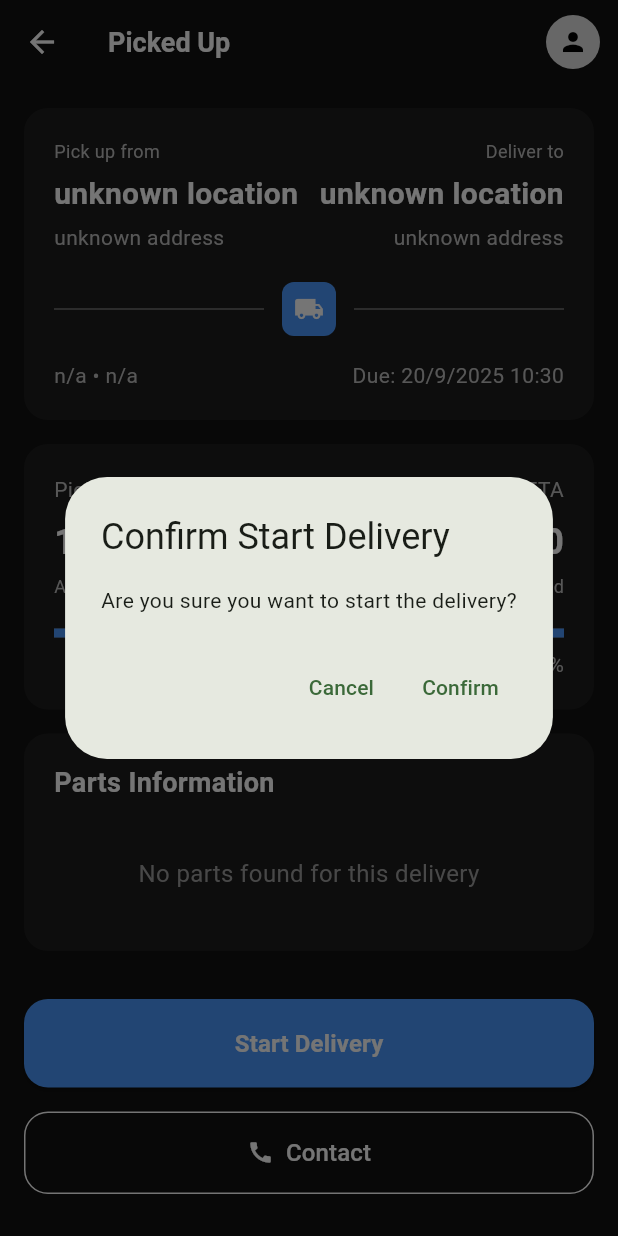
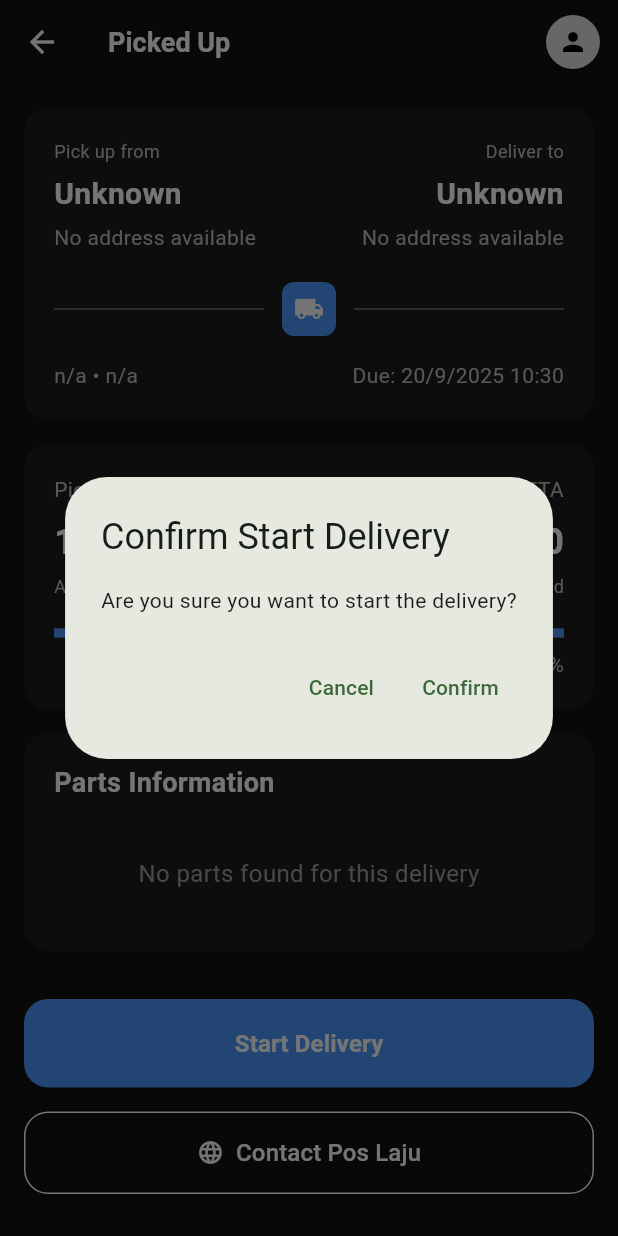
Before and after one commit to Chilliennn/greenstem, a Flutter app: the PickedUpPage screen opened directly with empty values, after a tap on "Start Delivery", on a phone screen of 412 x 824 dp. Run offline on Flutter 3.47's test engine with Material 3 defaults, Android fonts, the phone set to English and light mode, and no system bars; our stand-ins replace flutter_dotenv, flutter_riverpod, image_picker, shared_preferences, sqflite, sqflite_common_ffi and 1 more; accounts and stored records are empty.

Commit message:
fix: small bugs in picked_up.dart, added methods in location_service.dart

```diff
--- a/lib/domain/services/location_service.dart
+++ b/lib/domain/services/location_service.dart
@@ -1,46 +1,57 @@
 import 'dart:math' as math;
 import '../entities/location.dart';
 import '../repositories/location_repository.dart';
+
 
 // Add this extension
 extension _ListExtension<T> on List<T> {
   T? get firstOrNull => isEmpty ? null : first;
 }
 
+
 class LocationService {
   final LocationRepository _repository;
 
+
   LocationService(this._repository);
+
 
   // Stream-based reading (offline-first)
   Stream<List<Location>> watchAllLocations() {
     return _repository.watchAllLocations();
   }
 
+
   Stream<List<Location>> watchLocationsByType(String type) {
     return _repository.watchLocationsByType(type);
   }
 
+
   Stream<Location?> watchLocationById(String locationId) {
     return _repository.watchLocationById(locationId);
   }
+
 
   // Convenience streams for specific location types
   Stream<List<Location>> watchWarehouses() {
     return watchLocationsByType('warehouse');
   }
 
+
   Stream<List<Location>> watchCustomerLocations() {
     return watchLocationsByType('customer');
   }
+
 
   Stream<List<Location>> watchPickupLocations() {
     return watchLocationsByType('pickup');
   }
 
+
   Stream<List<Location>> watchDeliveryLocations() {
     return watchLocationsByType('delivery');
   }
+
 
   // Write operations (offline-first)
   Future<Location> createLocation(Location location) async {
@@ -51,6 +62,7 @@ class LocationService {
     }
   }
 
+
   Future<Location> updateLocation(Location location) async {
     try {
       return await _repository.updateLocation(location);
@@ -58,6 +70,7 @@ class LocationService {
       throw Exception('Failed to update location: $e');
     }
   }
+
 
   Future<void> deleteLocation(String locationId) async {
     try {
@@ -67,14 +80,17 @@ class LocationService {
     }
   }
 
+
   // Business logic methods
   Future<Location> updateCoordinates(String locationId, double latitude, double longitude) async {
     final locationStream = _repository.watchLocationById(locationId);
     final location = await locationStream.first;
 
+
     if (location == null) {
       throw Exception('Location not found');
     }
+
 
     final updatedLocation = location.copyWith(
       latitude: latitude,
@@ -82,56 +98,70 @@ class LocationService {
       updatedAt: DateTime.now(),
     );
 
+
     return await updateLocation(updatedLocation);
   }
+
 
   Future<Location> updateAddress(String locationId, String address) async {
     final locationStream = _repository.watchLocationById(locationId);
     final location = await locationStream.first;
 
+
     if (location == null) {
       throw Exception('Location not found');
     }
+
 
     final updatedLocation = location.copyWith(
       address: address,
       updatedAt: DateTime.now(),
     );
 
+
     return await updateLocation(updatedLocation);
   }
+
 
   Future<Location> updateLocationName(String locationId, String name) async {
     final locationStream = _repository.watchLocationById(locationId);
     final location = await locationStream.first;
 
+
     if (location == null) {
       throw Exception('Location not found');
     }
+
 
     final updatedLocation = location.copyWith(
       name: name,
       updatedAt: DateTime.now(),
     );
 
+
     return await updateLocation(updatedLocation);
   }
+
 
   Future<Location> updateLocationType(String locationId, String type) async {
     final locationStream = _repository.watchLocationById(locationId);
     final location = await locationStream.first;
 
+
     if (location == null) {
       throw Exception('Location not found');
     }
+
 
     final updatedLocation = location.copyWith(
       type: type,
       updatedAt: DateTime.now(),
     );
 
+
     return await updateLocation(updatedLocation);
   }
+
 
   // Get unique location types
   Future<List<String>> getLocationTypes() async {
@@ -146,11 +176,93 @@ class LocationService {
     return types;
   }
 
+
+  Future<String> getLocationName(String? locationId) async {
+    if (locationId == null || locationId.isEmpty) return 'Unknown';
+    try {
+      final location = await watchLocationById(locationId).first;
+      return location?.name ?? 'Unknown';
+    } catch (e) {
+      print('Error getting location name: $e');
+      return 'Unknown';
+    }
+  }
+
+
+  Future<String> getLocationAddress(String? locationId) async {
+    if (locationId == null || locationId.isEmpty) return 'No address available';
+    try {
+      final location = await watchLocationById(locationId).first;
+      return location?.address ?? 'No address available';
+    } catch (e) {
+      print('Error getting location address: $e');
+      return 'No address available';
+    }
+  }
+
+
+  Future<String> calculateDistanceAndTime(String? pickupLocationId, String? deliveryLocationId) async {
+    if (pickupLocationId == null || deliveryLocationId == null) {
+      return 'n/a • n/a';
+    }
+
+
+    try {
+      final pickupLocation = await watchLocationById(pickupLocationId).first;
+      final deliveryLocation = await watchLocationById(deliveryLocationId).first;
+
+
+      if (pickupLocation == null || deliveryLocation == null ||
+          !pickupLocation.hasCoordinates || !deliveryLocation.hasCoordinates) {
+        return 'n/a • n/a';
+      }
+
+
+      final distance = calculateDistance(pickupLocation, deliveryLocation);
+      if (distance == null) return 'n/a • n/a';
+
+
+      // Format distance
+      String formattedDistance;
+      if (distance < 1) {
+        formattedDistance = '${(distance * 1000).round()} m';
+      } else {
+        formattedDistance = '${distance.toStringAsFixed(1)} km';
+      }
+
+
+      // Calculate time (assuming 50 km/h average speed)
+      final timeHours = distance / 50.0;
+      final timeMinutes = (timeHours * 60).round();
+
+      String formattedTime;
+      if (timeMinutes < 60) {
+        formattedTime = '$timeMinutes min';
+      } else {
+        final hours = timeMinutes ~/ 60;
+        final remainingMinutes = timeMinutes % 60;
+        if (remainingMinutes == 0) {
+          formattedTime = '$hours hr';
+        } else {
+          formattedTime = '$hours hr $remainingMinutes min';
+        }
+      }
+
+
+      return '$formattedDistance • $formattedTime';
+    } catch (e) {
+      print('Error calculating distance and time: $e');
+      return 'n/a • n/a';
+    }
+  }
+
+
   // Calculate distance between two locations (if both have coordinates)
   double? calculateDistance(Location location1, Location location2) {
     if (!location1.hasCoordinates || !location2.hasCoordinates) {
       return null;
     }
+
 
     // Haversine formula for calculating distance between two points on Earth
     const double earthRadiusKm = 6371.0;
@@ -160,13 +272,16 @@ class LocationService {
     final deltaLatRad = (location2.latitude! - location1.latitude!) * (math.pi / 180);
     final deltaLonRad = (location2.longitude! - location1.longitude!) * (math.pi / 180);
 
+
     final a = math.pow(math.sin(deltaLatRad / 2), 2) +
         math.cos(lat1Rad) * math.cos(lat2Rad) *
-        math.pow(math.sin(deltaLonRad / 2), 2);
+            math.pow(math.sin(deltaLonRad / 2), 2);
     final c = 2 * math.asin(math.sqrt(a));
+
 
     return earthRadiusKm * c;
   }
+
 
   // Find nearest locations to a given location
   Future<List<Location>> findNearestLocations(Location targetLocation, {int limit = 5}) async {
@@ -174,8 +289,10 @@ class LocationService {
       throw Exception('Target location must have coordinates');
     }
 
+
     final allLocations = await _repository.getCachedLocations();
     final locationsWithDistances = <Map<String, dynamic>>[];
+
 
     for (final location in allLocations) {
       if (location.locationId != targetLocation.locationId && location.hasCoordinates) {
@@ -189,6 +306,7 @@ class LocationService {
       }
     }
 
+
     // Sort by distance and return the nearest ones
     locationsWithDistances.sort((a, b) => (a['distance'] as double).compareTo(b['distance'] as double));
 
@@ -197,6 +315,7 @@ class LocationService {
         .map((item) => item['location'] as Location)
         .toList();
   }
+
 
   // Sync operations
   Future<void> syncData() async {
@@ -208,5 +327,6 @@ class LocationService {
     }
   }
 
+
   Future<bool> hasNetworkConnection() => _repository.hasNetworkConnection();
 }
--- a/lib/presentation/widgets/delivery_detail/picked_up.dart
+++ b/lib/presentation/widgets/delivery_detail/picked_up.dart
@@ -26,6 +26,10 @@ import '../../../core/constants/app_colors.dart';
 import '../../../core/services/network_service.dart';
 import '../../../core/utils/distance_calculator.dart';
 import '../../providers/auth_provider.dart';
+import '../../../domain/services/location_service.dart';
+import '../../../data/repositories/location_repository_impl.dart';
+import '../../../data/datasources/local/local_location_database_service.dart';
+import '../../../data/datasources/remote/remote_location_datasource.dart';
 
 
 class PickedUpPage extends ConsumerStatefulWidget {
@@ -49,6 +53,8 @@ class _PickedUpPageState extends ConsumerState<PickedUpPage> {
   late final UserRepositoryImpl _userRepository;
   late final DeliveryPartRepositoryImpl _deliveryPartRepository;
   late final PartRepositoryImpl _partRepository;
+  late final LocationService _locationService;
+  late final LocationRepositoryImpl _locationRepository;
 
 
   bool _isUpdating = false;
@@ -102,6 +108,13 @@ class _PickedUpPageState extends ConsumerState<PickedUpPage> {
     _partRepository =
         PartRepositoryImpl(localPartDataSource, remotePartDataSource);
     _partService = PartService(_partRepository);
+
+
+    final localLocationDataSource = LocalLocationDatabaseService();
+    final remoteLocationDataSource = SupabaseLocationDataSource();
+    _locationRepository = LocationRepositoryImpl(
+        localLocationDataSource, remoteLocationDataSource);
+    _locationService = LocationService(_locationRepository);
   }
 
 
@@ -254,42 +267,10 @@ class _PickedUpPageState extends ConsumerState<PickedUpPage> {
 
 
   Future<String> _calculateDistanceAndTime() async {
-    if (_currentDelivery?.pickupLocation == null ||
-        _currentDelivery?.deliveryLocation == null) {
-      return 'n/a • n/a';
-    }
-
-
-    try {
-      final coordinates = await _deliveryService.getDeliveryCoordinates(
-        _currentDelivery!.pickupLocation!,
-        _currentDelivery!.deliveryLocation!,
+    return await _locationService.calculateDistanceAndTime(
+      _currentDelivery?.pickupLocation,
+      _currentDelivery?.deliveryLocation,
     );
-
-
-      final double? distance = await DistanceCalculator.calculateDistance(
-        coordinates['pickupLat'],
-        coordinates['pickupLon'],
-        coordinates['deliveryLat'],
-        coordinates['deliveryLon'],
-        useApi: false,
-      );
-
-
-      if (distance == null) return 'n/a • n/a'; // Null check
-
-
-      final formattedDistance = DistanceCalculator.formatDistance(distance);
-      final estimatedTimeMinutes = (distance * timePerKmMinutes).round();
-      final formattedTime = estimatedTimeMinutes < 60
-          ? '$estimatedTimeMinutes min'
-          : '${(estimatedTimeMinutes / 60).round()} hr';
-
-
-      return '$formattedDistance • $formattedTime';
-    } catch (e) {
-      return 'n/a • n/a';
-    }
   }
 
 
@@ -413,15 +394,11 @@ class _PickedUpPageState extends ConsumerState<PickedUpPage> {
                             ),
                             const SizedBox(height: 6),
                             FutureBuilder<String>(
-                              future: _deliveryService.getLocationName(
-                                  delivery.pickupLocation) ??
-                                  Future.value(
-                                      delivery.pickupLocation ?? 'Unknown'),
+                              future: _locationService
+                                  .getLocationName(delivery.pickupLocation),
                               builder: (context, snapshot) {
                                 return Text(
-                                  snapshot.data ??
-                                      delivery.pickupLocation ??
-                                      'Unknown',
+                                  snapshot.data ?? 'Unknown',
                                   style: const TextStyle(
                                     fontSize: 20,
                                     fontWeight: FontWeight.bold,
@@ -432,15 +409,15 @@ class _PickedUpPageState extends ConsumerState<PickedUpPage> {
                             ),
                             const SizedBox(height: 4),
                             FutureBuilder<String>(
-                              future: _deliveryService.getLocationAddress(
-                                  delivery.pickupLocation) ??
-                                  Future.value('Storage B'), // Assumed method
+                              future: _locationService
+                                  .getLocationAddress(delivery.pickupLocation),
                               builder: (context, snapshot) {
                                 return Text(
                                   snapshot.data ?? 'No address available',
                                   style: TextStyle(
                                     color: Colors.grey.shade400,
-                                      fontSize: 14),
+                                    fontSize: 14,
+                                  ),
                                 );
                               },
                             ),
@@ -461,15 +438,11 @@ class _PickedUpPageState extends ConsumerState<PickedUpPage> {
                             ),
                             const SizedBox(height: 6),
                             FutureBuilder<String>(
-                              future: _deliveryService.getLocationName(
-                                  delivery.deliveryLocation) ??
-                                  Future.value(
-                                      delivery.deliveryLocation ?? 'Unknown'),
+                              future: _locationService
+                                  .getLocationName(delivery.deliveryLocation),
                               builder: (context, snapshot) {
                                 return Text(
-                                  snapshot.data ??
-                                      delivery.deliveryLocation ??
-                                      'Unknown',
+                                  snapshot.data ?? 'Unknown',
                                   textAlign: TextAlign.right,
                                   style: const TextStyle(
                                     fontSize: 20,
@@ -481,16 +454,16 @@ class _PickedUpPageState extends ConsumerState<PickedUpPage> {
                             ),
                             const SizedBox(height: 4),
                             FutureBuilder<String>(
-                              future: _deliveryService.getLocationAddress(
-                                  delivery.deliveryLocation) ??
-                                  Future.value('Service Bay'), // Assumed method
+                              future: _locationService.getLocationAddress(
+                                  delivery.deliveryLocation),
                               builder: (context, snapshot) {
                                 return Text(
                                   snapshot.data ?? 'No address available',
                                   textAlign: TextAlign.right,
                                   style: TextStyle(
                                     color: Colors.grey.shade400,
-                                      fontSize: 14),
+                                    fontSize: 14,
+                                  ),
                                 );
                               },
                             ),
@@ -828,21 +801,35 @@ class _PickedUpPageState extends ConsumerState<PickedUpPage> {
             // Contact Button
             OutlinedButton.icon(
               onPressed: () async {
-                final url = 'https://wa.me/60163399999';
-                if (await canLaunch(url)) {
-                  await launch(url);
+                const url = 'https://www.poslaju.com.my/';
+                try {
+                  if (await canLaunchUrl(Uri.parse(url))) {
+                    await launchUrl(Uri.parse(url),
+                        mode: LaunchMode.externalApplication);
                   } else {
+                    if (mounted) {
                       ScaffoldMessenger.of(context).showSnackBar(
                         const SnackBar(
-                      content: Text('Could not open WhatsApp'),
+                          content: Text('Could not open Pos Laju website'),
                           backgroundColor: Colors.red,
                         ),
                       );
                     }
+                  }
+                } catch (e) {
+                  if (mounted) {
+                    ScaffoldMessenger.of(context).showSnackBar(
+                      SnackBar(
+                        content: Text('Error opening website: $e'),
+                        backgroundColor: Colors.red,
+                      ),
+                    );
+                  }
+                }
               },
-              icon: const Icon(Icons.call, color: Colors.white),
+              icon: const Icon(Icons.language, color: Colors.white),
               label: const Text(
-                'Contact',
+                'Contact Pos Laju',
                 style: TextStyle(color: Colors.white, fontSize: 16),
               ),
               style: OutlinedButton.styleFrom(
@@ -904,6 +891,7 @@ class _PickedUpPageState extends ConsumerState<PickedUpPage> {
     _userRepository.dispose();
     _deliveryPartRepository.dispose();
     _partRepository.dispose();
+    _locationRepository.dispose();
     super.dispose();
   }
 }
--- a/pubspec.yaml
+++ b/pubspec.yaml
@@ -41,6 +41,7 @@ dependencies:
   shared_preferences: ^2.2.2
   image_picker: ^1.0.7
   path_provider: ^2.1.2
+  url_launcher: ^6.2.2
 
 dev_dependencies:
   flutter_test:
```
Also changed, not shown: pubspec.lock. Lines whose indentation alone changed are shown as unchanged.
